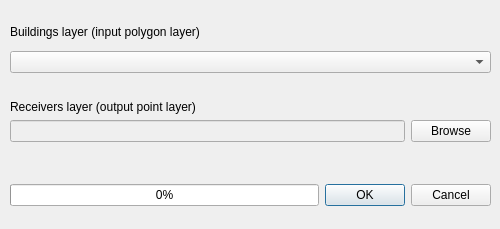
Old version of the form tools/ui_CreateReceiverPoints.ui in the repository Arpapiemonte/openoise-map.
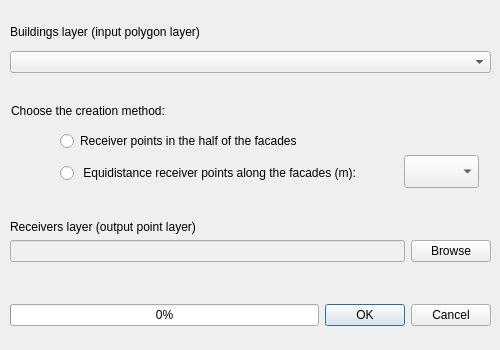
New version of the form.

The edit to the form file:
```diff
--- a/tools/ui_CreateReceiverPoints.ui
+++ b/tools/ui_CreateReceiverPoints.ui
@@ -10,7 +10,7 @@
     <x>0</x>
     <y>0</y>
     <width>500</width>
-    <height>229</height>
+    <height>350</height>
    </rect>
   </property>
   <property name="sizePolicy">
@@ -22,13 +22,13 @@
   <property name="minimumSize">
    <size>
     <width>500</width>
-    <height>229</height>
+    <height>350</height>
    </size>
   </property>
   <property name="maximumSize">
    <size>
     <width>500</width>
-    <height>229</height>
+    <height>350</height>
    </size>
   </property>
   <property name="sizeIncrement">
@@ -78,7 +78,7 @@
    <property name="geometry">
     <rect>
      <x>10</x>
-     <y>100</y>
+     <y>220</y>
      <width>481</width>
      <height>61</height>
     </rect>
@@ -139,7 +139,7 @@
    <property name="geometry">
     <rect>
      <x>10</x>
-     <y>180</y>
+     <y>300</y>
      <width>481</width>
      <height>31</height>
     </rect>
@@ -170,6 +170,67 @@
     </item>
    </layout>
   </widget>
+  <widget class="QLabel" name="label">
+   <property name="geometry">
+    <rect>
+     <x>11</x>
+     <y>102</y>
+     <width>241</width>
+     <height>17</height>
+    </rect>
+   </property>
+   <property name="text">
+    <string>Choose the creation method:</string>
+   </property>
+  </widget>
+  <widget class="QRadioButton" name="middle_pts_radioButton">
+   <property name="geometry">
+    <rect>
+     <x>60</x>
+     <y>130</y>
+     <width>291</width>
+     <height>22</height>
+    </rect>
+   </property>
+   <property name="text">
+    <string>Receiver points in the half of the facades</string>
+   </property>
+  </widget>
+  <widget class="QRadioButton" name="spaced_pts_radioButton">
+   <property name="geometry">
+    <rect>
+     <x>60</x>
+     <y>162</y>
+     <width>331</width>
+     <height>22</height>
+    </rect>
+   </property>
+   <property name="text">
+    <string> Equidistance receiver points along the facades (m):</string>
+   </property>
+  </widget>
+  <widget class="QComboBox" name="spaced_pts_comboBox">
+   <property name="geometry">
+    <rect>
+     <x>404</x>
+     <y>155</y>
+     <width>75</width>
+     <height>33</height>
+    </rect>
+   </property>
+   <property name="minimumSize">
+    <size>
+     <width>75</width>
+     <height>0</height>
+    </size>
+   </property>
+   <property name="maximumSize">
+    <size>
+     <width>75</width>
+     <height>16777215</height>
+    </size>
+   </property>
+  </widget>
  </widget>
  <resources/>
  <connections>
```
